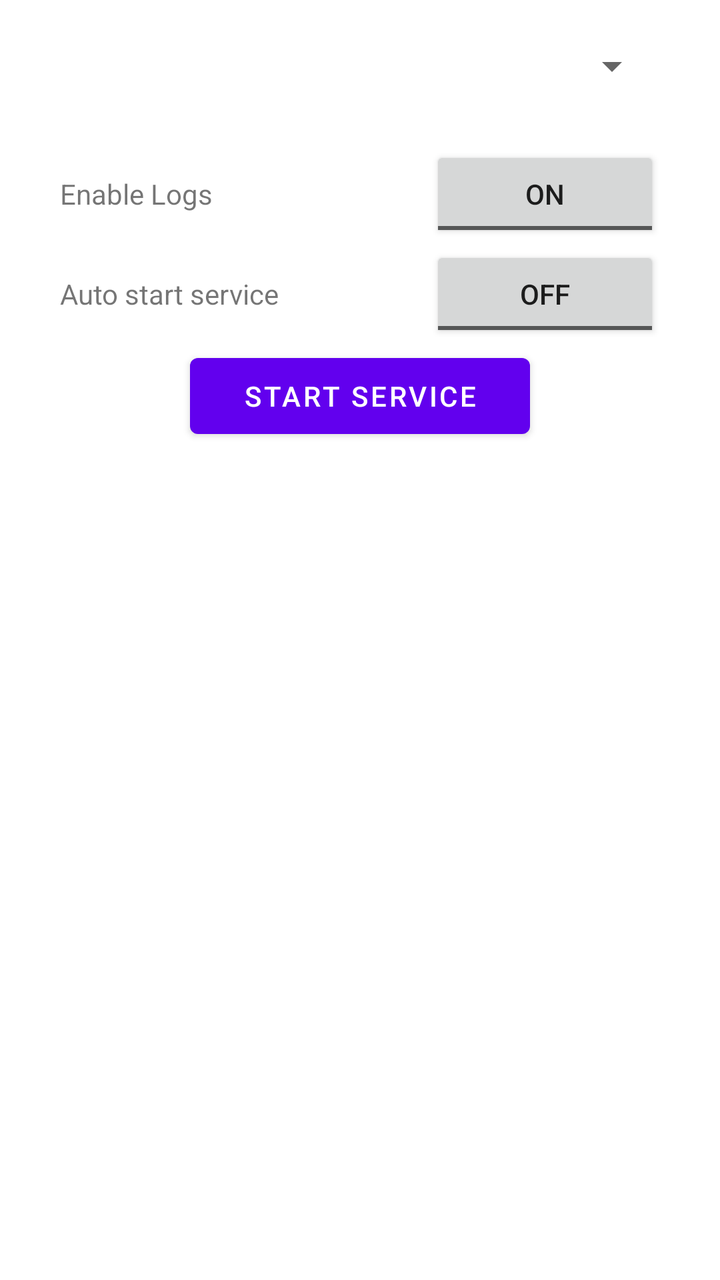
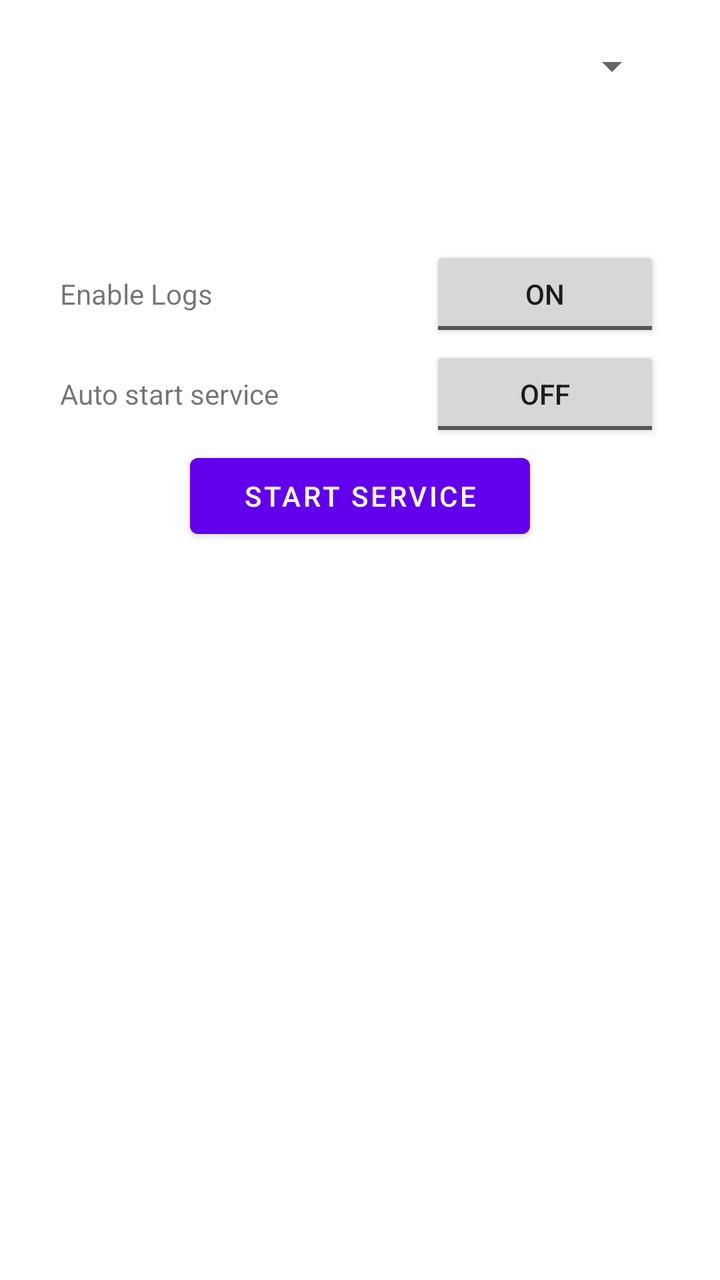

Two renders of the same Android screen: before a commit and after it. Below are the layout's source before the change and the commit's diff.
<!-- AndroidManifest.xml: application theme Theme.ODBUSBToTCPBridge -->
<!-- res/layout/activity_main.xml -->
<?xml version="1.0" encoding="utf-8"?>
<androidx.constraintlayout.widget.ConstraintLayout xmlns:android="http://schemas.android.com/apk/res/android"
    xmlns:app="http://schemas.android.com/apk/res-auto"
    xmlns:tools="http://schemas.android.com/tools"
    android:layout_width="match_parent"
    android:layout_height="match_parent"
    android:fitsSystemWindows="true">

    <LinearLayout
        android:id="@+id/controls_layout"
        android:layout_width="0dp"
        android:layout_height="216dp"
        android:layout_marginStart="8dp"
        android:layout_marginTop="8dp"
        android:layout_marginEnd="8dp"
        android:gravity="center_horizontal|center_vertical"
        android:orientation="vertical"
        app:layout_constraintEnd_toEndOf="parent"
        app:layout_constraintStart_toStartOf="parent"
        app:layout_constraintTop_toTopOf="parent"
        app:layout_constraintWidth_max="300dp">

        <Spinner
            android:id="@+id/device_dropdown"
            android:layout_width="match_parent"
            android:layout_height="48dp" />

        <LinearLayout
            android:layout_width="match_parent"
            android:layout_height="50dp"
            android:layout_marginTop="16dp"
            android:orientation="horizontal">

            <TextView
                android:layout_width="100dp"
                android:layout_height="wrap_content"
                android:layout_weight="1"
                android:text="@string/logs_label" />

            <ToggleButton
                android:id="@+id/logs_button"
                android:layout_width="30dp"
                android:layout_height="wrap_content"
                android:layout_weight="1"
                android:textOff="@string/on"
                android:textOn="@string/on"
                tools:minWidth="200dp" />

        </LinearLayout>

        <LinearLayout
            android:layout_width="match_parent"
            android:layout_height="50dp"
            android:orientation="horizontal">

            <TextView
                android:layout_width="100dp"
                android:layout_height="wrap_content"
                android:layout_weight="1"
                android:text="@string/auto_start_label" />

            <ToggleButton
                android:id="@+id/auto_start_button"
                android:layout_width="30dp"
                android:layout_height="wrap_content"
                android:layout_weight="1" />

        </LinearLayout>

        <Button
            android:id="@+id/start_button"
            android:layout_width="170dp"
            android:layout_height="50dp"
            android:layout_marginTop="0dp"
            android:layout_marginEnd="0dp"
            android:text="@string/button_text_start" />

    </LinearLayout>

    <ScrollView
        android:id="@+id/logs_scrollview"
        android:layout_width="0dp"
        android:layout_height="0dp"
        android:layout_marginStart="8dp"
        android:layout_marginTop="8dp"
        android:layout_marginEnd="8dp"
        android:layout_marginBottom="48dp"
        android:contentDescription="@string/logs_label"
        app:layout_constraintBottom_toBottomOf="parent"
        app:layout_constraintEnd_toEndOf="parent"
        app:layout_constraintHorizontal_bias="0.5"
        app:layout_constraintLeft_toLeftOf="parent"
        app:layout_constraintRight_toRightOf="parent"
        app:layout_constraintStart_toStartOf="parent"
        app:layout_constraintTop_toBottomOf="@id/controls_layout"
        app:layout_constraintWidth_max="300dp">

        <LinearLayout
            android:id="@+id/logs_container"
            android:layout_width="match_parent"
            android:layout_height="wrap_content"
            android:orientation="vertical" />
    </ScrollView>

</androidx.constraintlayout.widget.ConstraintLayout>
<!-- resources referenced by this layout -->
<resources>
  <string name="auto_start_label">Auto start service</string>
  <string name="button_text_start">Start Service</string>
  <string name="logs_label">Enable Logs</string>
  <string name="on">ON</string>
  <style name="Theme.ODBUSBToTCPBridge" parent="Theme.MaterialComponents.DayNight.DarkActionBar">
          
          <item name="colorPrimary">@color/purple_500</item>
          <item name="colorPrimaryVariant">@color/purple_700</item>
          <item name="colorOnPrimary">@color/white</item>
          
          <item name="colorSecondary">@color/teal_200</item>
          <item name="colorSecondaryVariant">@color/teal_700</item>
          <item name="colorOnSecondary">@color/black</item>
          
          <item name="android:statusBarColor">?attr/colorPrimaryVariant</item>
          
      </style>
  <color name="purple_500">#FF6200EE</color>
  <color name="purple_700">#FF3700B3</color>
  <color name="white">#FFFFFFFF</color>
  <color name="teal_200">#FF03DAC5</color>
  <color name="teal_700">#FF018786</color>
  <color name="black">#FF000000</color>
</resources>

<!-- the commit's change to res/layout/activity_main.xml (unified diff, before → after) -->
@@ -9,7 +9,7 @@
     <LinearLayout
         android:id="@+id/controls_layout"
         android:layout_width="0dp"
-        android:layout_height="216dp"
+        android:layout_height="266dp"
         android:layout_marginStart="8dp"
         android:layout_marginTop="8dp"
         android:layout_marginEnd="8dp"
@@ -24,6 +24,12 @@
             android:id="@+id/device_dropdown"
             android:layout_width="match_parent"
             android:layout_height="48dp" />
+
+        <TextView
+            android:id="@+id/device_info"
+            android:layout_width="match_parent"
+            android:layout_height="42dp"
+            android:layout_marginTop="8dp" />
 
         <LinearLayout
             android:layout_width="match_parent"
